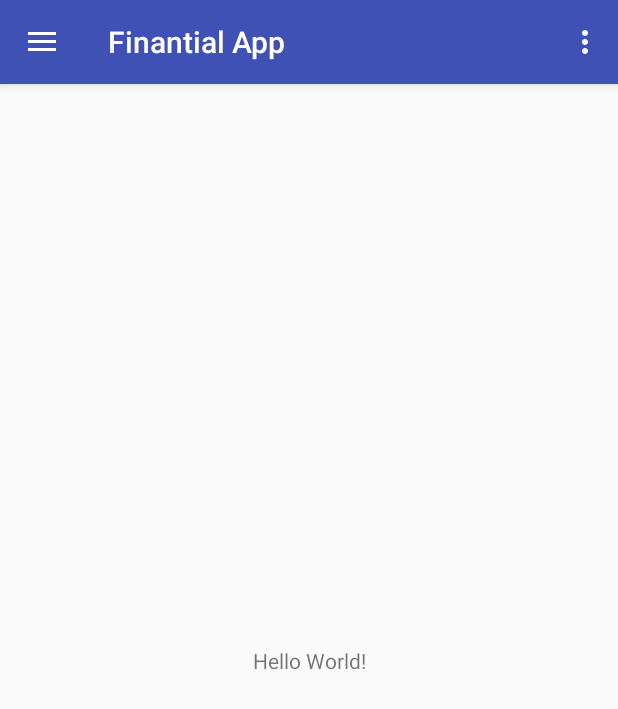
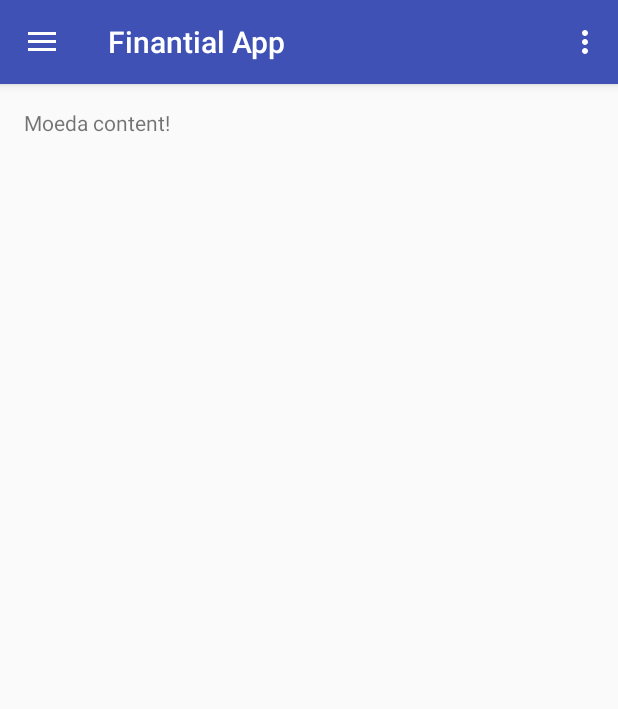
Before and after one commit to tabocu/finantial, an Android app: the screen it shows after launch (MainActivity), on a phone screen of 412 x 824 dp. Shown: the top 709 px of the screen. Run offline under Robolectric (Android 15) with nearby library versions, the phone set to English and light mode, and no system bars.

Commit message:
Created fragment moeda

```diff
--- a/app/src/main/java/sistemas/puc/com/finantialapp/MainActivity.java
+++ b/app/src/main/java/sistemas/puc/com/finantialapp/MainActivity.java
@@ -17,6 +17,11 @@ public class MainActivity extends AppCompatActivity
     protected void onCreate(Bundle savedInstanceState) {
         super.onCreate(savedInstanceState);
         setContentView(R.layout.activity_main);
+        if (savedInstanceState == null) {
+            getSupportFragmentManager().beginTransaction()
+                    .add(R.id.container, new MoedaFragment())
+                    .commit();
+        }
         Toolbar toolbar = (Toolbar) findViewById(R.id.toolbar);
         setSupportActionBar(toolbar);
 
--- /dev/null
+++ b/app/src/main/java/sistemas/puc/com/finantialapp/MoedaFragment.java
@@ -0,0 +1,17 @@
+package sistemas.puc.com.finantialapp;
+
+import android.os.Bundle;
+import android.support.v4.app.Fragment;
+import android.view.View;
+import android.view.LayoutInflater;
+import android.view.ViewGroup;
+
+public class MoedaFragment extends Fragment {
+
+    @Override
+    public View onCreateView(LayoutInflater inflater, ViewGroup container,
+                             Bundle savedInstanceState) {
+        View rootView = inflater.inflate(R.layout.fragment_moeda, container, false);
+        return rootView;
+    }
+}
--- a/app/src/main/res/layout/activity_main.xml
+++ b/app/src/main/res/layout/activity_main.xml
@@ -22,4 +22,6 @@
         app:headerLayout="@layout/nav_header_main"
         app:menu="@menu/activity_main_drawer" />
 
+
+
 </android.support.v4.widget.DrawerLayout>
--- a/app/src/main/res/layout/content_main.xml
+++ b/app/src/main/res/layout/content_main.xml
@@ -8,13 +8,9 @@
     tools:context="sistemas.puc.com.finantialapp.MainActivity"
     tools:showIn="@layout/app_bar_main">
 
-    <TextView
-        android:layout_width="wrap_content"
-        android:layout_height="wrap_content"
-        android:text="Hello World!"
-        app:layout_constraintBottom_toBottomOf="parent"
-        app:layout_constraintLeft_toLeftOf="parent"
-        app:layout_constraintRight_toRightOf="parent"
-        app:layout_constraintTop_toTopOf="parent" />
+    <FrameLayout
+        android:layout_width="match_parent"
+        android:layout_height="match_parent"
+        android:id="@+id/container"/>
 
 </android.support.constraint.ConstraintLayout>
--- /dev/null
+++ b/app/src/main/res/layout/fragment_moeda.xml
@@ -0,0 +1,13 @@
+<?xml version="1.0" encoding="utf-8"?>
+<RelativeLayout xmlns:android="http://schemas.android.com/apk/res/android"
+    xmlns:tools="http://schemas.android.com/tools" android:layout_width="match_parent"
+    android:layout_height="match_parent" android:paddingLeft="@dimen/activity_horizontal_margin"
+    android:paddingRight="@dimen/activity_horizontal_margin"
+    android:paddingTop="@dimen/activity_vertical_margin"
+    android:paddingBottom="@dimen/activity_vertical_margin"
+    tools:context=".MoedaFragment">
+
+    <TextView android:text="@string/moeda_content" android:layout_width="wrap_content"
+        android:layout_height="wrap_content" />
+
+</RelativeLayout>
--- a/app/src/main/res/values/strings.xml
+++ b/app/src/main/res/values/strings.xml
@@ -5,4 +5,5 @@
     <string name="navigation_drawer_close">Close navigation drawer</string>
 
     <string name="action_settings">Settings</string>
+    <string name="moeda_content">Moeda content!</string>
 </resources>
```
